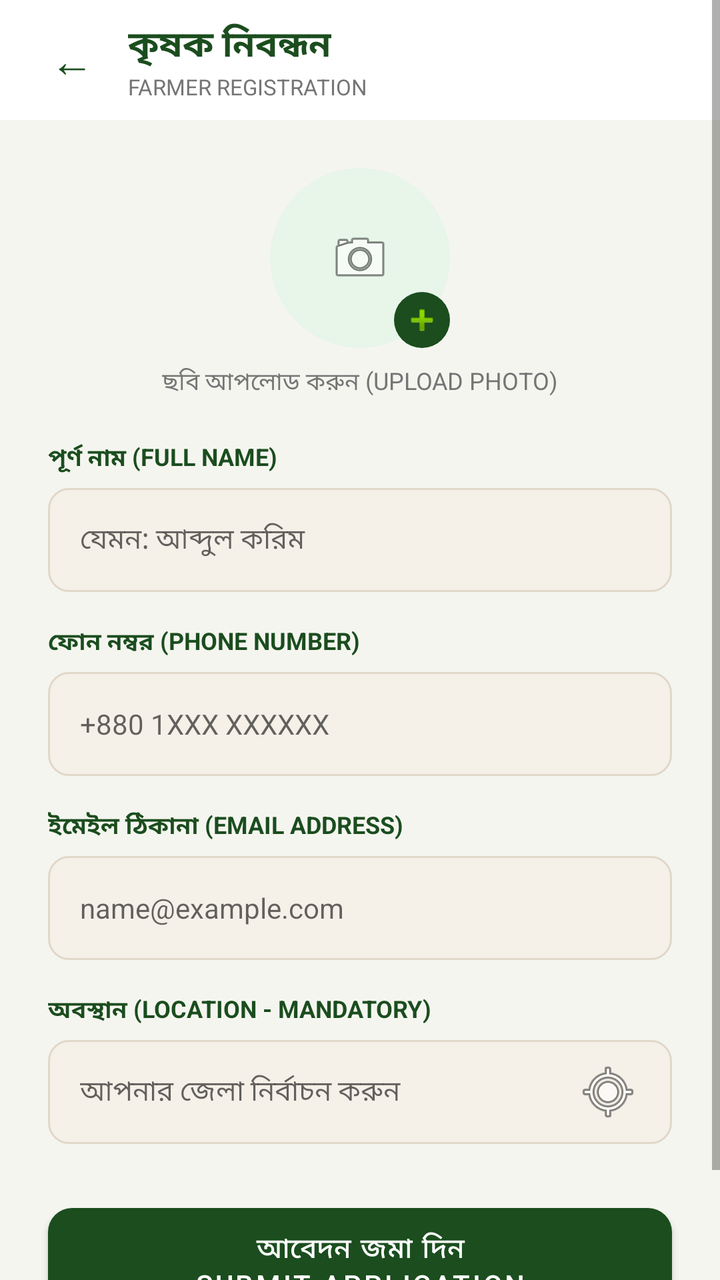
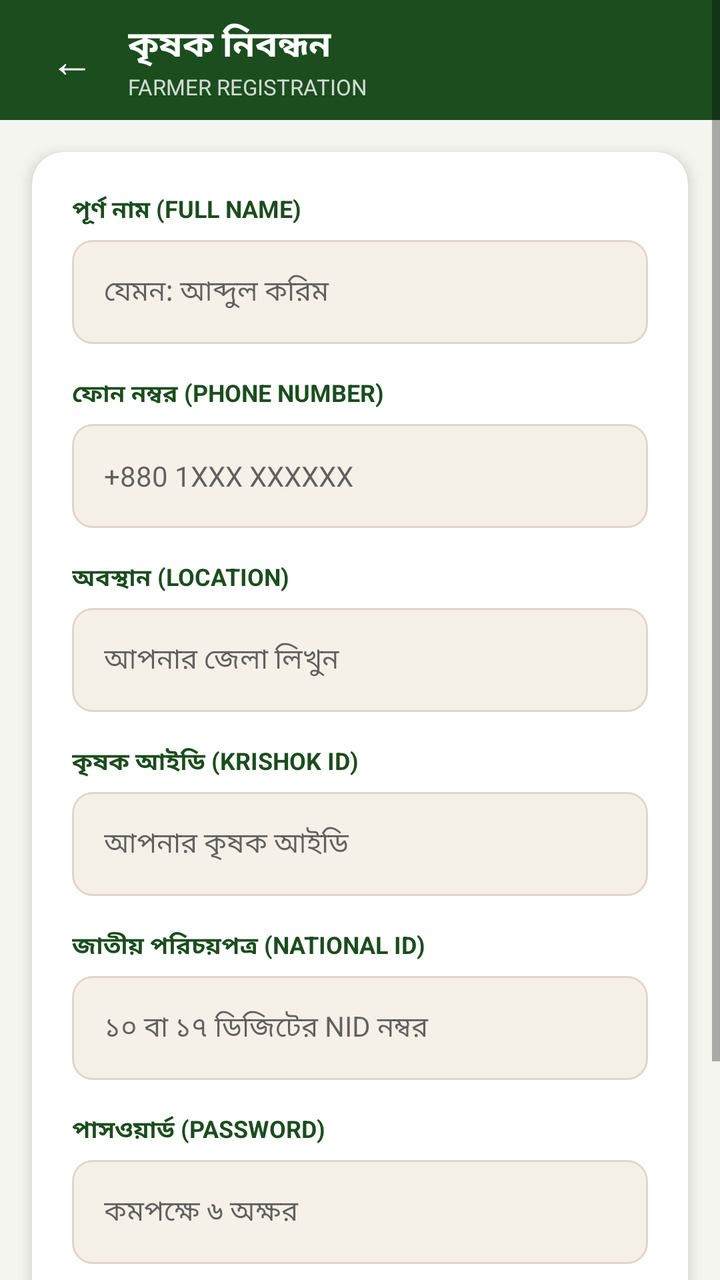

An Android layout rendered at two revisions. The XML below is the earlier revision; the diff shows what the commit changed to produce the second picture.
<!-- AndroidManifest.xml: application theme Theme.Uthsob3O -->
<!-- res/layout/activity_farmer_register.xml -->
<?xml version="1.0" encoding="utf-8"?>
<ScrollView
    xmlns:android="http://schemas.android.com/apk/res/android"
    xmlns:app="http://schemas.android.com/apk/res-auto"
    android:layout_width="match_parent"
    android:layout_height="match_parent"
    android:background="@color/off_white">

    <androidx.constraintlayout.widget.ConstraintLayout
        android:layout_width="match_parent"
        android:layout_height="wrap_content"
        android:paddingBottom="40dp">

        
        <LinearLayout
            android:id="@+id/top_bar"
            android:layout_width="match_parent"
            android:layout_height="60dp"
            android:orientation="horizontal"
            android:gravity="center_vertical"
            android:paddingStart="16dp"
            android:paddingEnd="16dp"
            android:background="@color/white"
            app:layout_constraintTop_toTopOf="parent">

            <TextView
                android:id="@+id/btn_back"
                android:layout_width="40dp"
                android:layout_height="40dp"
                android:text="←"
                android:textSize="22sp"
                android:textColor="@color/dark_green"
                android:gravity="center"/>

            <LinearLayout
                android:layout_width="0dp"
                android:layout_height="wrap_content"
                android:layout_weight="1"
                android:orientation="vertical"
                android:layout_marginStart="8dp">

                <TextView
                    android:layout_width="wrap_content"
                    android:layout_height="wrap_content"
                    android:text="কৃষক নিবন্ধন"
                    android:textColor="@color/dark_green"
                    android:textSize="18sp"
                    android:textStyle="bold"/>

                <TextView
                    android:layout_width="wrap_content"
                    android:layout_height="wrap_content"
                    android:text="FARMER REGISTRATION"
                    android:textColor="@color/gray"
                    android:textSize="11sp"/>
            </LinearLayout>
        </LinearLayout>

        
        <LinearLayout
            android:id="@+id/photo_section"
            android:layout_width="match_parent"
            android:layout_height="wrap_content"
            android:orientation="vertical"
            android:gravity="center"
            android:layout_marginTop="24dp"
            app:layout_constraintTop_toBottomOf="@id/top_bar">

            <FrameLayout
                android:layout_width="90dp"
                android:layout_height="90dp">

                <ImageView
                    android:id="@+id/profile_photo"
                    android:layout_width="90dp"
                    android:layout_height="90dp"
                    android:background="@drawable/bg_circle_icon"
                    android:src="@android:drawable/ic_menu_camera"
                    android:padding="20dp"
                    android:contentDescription="photo"
                    android:scaleType="centerInside"/>

                <ImageView
                    android:layout_width="28dp"
                    android:layout_height="28dp"
                    android:background="@drawable/bg_add_btn"
                    android:src="@android:drawable/ic_input_add"
                    android:padding="4dp"
                    android:contentDescription="add"
                    android:layout_gravity="bottom|end"/>
            </FrameLayout>

            <TextView
                android:layout_width="wrap_content"
                android:layout_height="wrap_content"
                android:text="ছবি আপলোড করুন (UPLOAD PHOTO)"
                android:textColor="@color/gray"
                android:textSize="12sp"
                android:layout_marginTop="8dp"/>
        </LinearLayout>

        

        
        <TextView
            android:id="@+id/label_name"
            android:layout_width="match_parent"
            android:layout_height="wrap_content"
            android:text="পূর্ণ নাম (FULL NAME)"
            android:textColor="@color/dark_green"
            android:textSize="12sp"
            android:textStyle="bold"
            android:paddingStart="24dp"
            android:layout_marginTop="20dp"
            app:layout_constraintTop_toBottomOf="@id/photo_section"
            app:layout_constraintStart_toStartOf="parent"/>

        <EditText
            android:id="@+id/et_name"
            android:layout_width="0dp"
            android:layout_height="52dp"
            android:hint="যেমন: আব্দুল করিম"
            android:background="@drawable/bg_input_field"
            android:paddingStart="16dp"
            android:paddingEnd="16dp"
            android:textSize="14sp"
            android:inputType="textPersonName"
            android:layout_marginStart="24dp"
            android:layout_marginEnd="24dp"
            android:layout_marginTop="6dp"
            app:layout_constraintTop_toBottomOf="@id/label_name"
            app:layout_constraintStart_toStartOf="parent"
            app:layout_constraintEnd_toEndOf="parent"/>

        
        <TextView
            android:id="@+id/label_phone"
            android:layout_width="match_parent"
            android:layout_height="wrap_content"
            android:text="ফোন নম্বর (PHONE NUMBER)"
            android:textColor="@color/dark_green"
            android:textSize="12sp"
            android:textStyle="bold"
            android:paddingStart="24dp"
            android:layout_marginTop="16dp"
            app:layout_constraintTop_toBottomOf="@id/et_name"
            app:layout_constraintStart_toStartOf="parent"/>

        <EditText
            android:id="@+id/et_phone"
            android:layout_width="0dp"
            android:layout_height="52dp"
            android:hint="+880 1XXX XXXXXX"
            android:background="@drawable/bg_input_field"
            android:paddingStart="16dp"
            android:paddingEnd="16dp"
            android:textSize="14sp"
            android:inputType="phone"
            android:layout_marginStart="24dp"
            android:layout_marginEnd="24dp"
            android:layout_marginTop="6dp"
            app:layout_constraintTop_toBottomOf="@id/label_phone"
            app:layout_constraintStart_toStartOf="parent"
            app:layout_constraintEnd_toEndOf="parent"/>

        
        <TextView
            android:id="@+id/label_email"
            android:layout_width="match_parent"
            android:layout_height="wrap_content"
            android:text="ইমেইল ঠিকানা (EMAIL ADDRESS)"
            android:textColor="@color/dark_green"
            android:textSize="12sp"
            android:textStyle="bold"
            android:paddingStart="24dp"
            android:layout_marginTop="16dp"
            app:layout_constraintTop_toBottomOf="@id/et_phone"
            app:layout_constraintStart_toStartOf="parent"/>

        <EditText
            android:id="@+id/et_email"
            android:layout_width="0dp"
            android:layout_height="52dp"
            android:hint="name@example.com"
            android:background="@drawable/bg_input_field"
            android:paddingStart="16dp"
            android:paddingEnd="16dp"
            android:textSize="14sp"
            android:inputType="textEmailAddress"
            android:layout_marginStart="24dp"
            android:layout_marginEnd="24dp"
            android:layout_marginTop="6dp"
            app:layout_constraintTop_toBottomOf="@id/label_email"
            app:layout_constraintStart_toStartOf="parent"
            app:layout_constraintEnd_toEndOf="parent"/>

        
        <TextView
            android:id="@+id/label_location"
            android:layout_width="match_parent"
            android:layout_height="wrap_content"
            android:text="অবস্থান (LOCATION - MANDATORY)"
            android:textColor="@color/dark_green"
            android:textSize="12sp"
            android:textStyle="bold"
            android:paddingStart="24dp"
            android:layout_marginTop="16dp"
            app:layout_constraintTop_toBottomOf="@id/et_email"
            app:layout_constraintStart_toStartOf="parent"/>

        <EditText
            android:id="@+id/et_location"
            android:layout_width="0dp"
            android:layout_height="52dp"
            android:hint="আপনার জেলা নির্বাচন করুন"
            android:background="@drawable/bg_input_field"
            android:paddingStart="16dp"
            android:paddingEnd="16dp"
            android:textSize="14sp"
            android:inputType="text"
            android:drawableEnd="@android:drawable/ic_menu_mylocation"
            android:layout_marginStart="24dp"
            android:layout_marginEnd="24dp"
            android:layout_marginTop="6dp"
            app:layout_constraintTop_toBottomOf="@id/label_location"
            app:layout_constraintStart_toStartOf="parent"
            app:layout_constraintEnd_toEndOf="parent"/>

        
        <Button
            android:id="@+id/btn_submit"
            android:layout_width="0dp"
            android:layout_height="56dp"
            android:text="আবেদন জমা দিন\nSUBMIT APPLICATION"
            android:textColor="@color/white"
            android:textSize="14sp"
            android:background="@drawable/btn_green_solid"
            android:layout_marginStart="24dp"
            android:layout_marginEnd="24dp"
            android:layout_marginTop="32dp"
            app:layout_constraintTop_toBottomOf="@id/et_location"
            app:layout_constraintStart_toStartOf="parent"
            app:layout_constraintEnd_toEndOf="parent"/>

    </androidx.constraintlayout.widget.ConstraintLayout>
</ScrollView>
<!-- resources referenced by this layout -->
<resources>
  <color name="dark_green">#1B4D1E</color>
  <color name="gray">#757575</color>
  <color name="off_white">#F5F5F0</color>
  <color name="white">#FFFFFF</color>
  <!-- drawable bg_add_btn (drawable) -->
  <?xml version="1.0" encoding="utf-8"?>
  <shape xmlns:android="http://schemas.android.com/apk/res/android"
      android:shape="oval">
      <solid android:color="#1B4D1E"/>
  </shape>
  <!-- drawable bg_circle_icon (drawable) -->
  <?xml version="1.0" encoding="utf-8"?>
  <shape xmlns:android="http://schemas.android.com/apk/res/android"
      android:shape="oval">
      <solid android:color="#E8F5E9"/>
  </shape>
  <!-- drawable bg_input_field (drawable) -->
  <?xml version="1.0" encoding="utf-8"?>
  <shape xmlns:android="http://schemas.android.com/apk/res/android"
      android:shape="rectangle">
      <solid android:color="#F5F0E8"/>
      <corners android:radius="10dp"/>
      <stroke android:width="1dp" android:color="#E0D8C8"/>
  </shape>
  <!-- drawable btn_green_solid (drawable) -->
  <?xml version="1.0" encoding="utf-8"?>
  <shape xmlns:android="http://schemas.android.com/apk/res/android"
      android:shape="rectangle">
      <solid android:color="#1B4D1E"/>
      <corners android:radius="12dp"/>
  </shape>
  <style name="Theme.Uthsob3O" parent="Theme.MaterialComponents.Light.NoActionBar">
          <item name="colorPrimary">@color/dark_green</item>
          <item name="colorPrimaryVariant">@color/bright_green</item>
          <item name="colorOnPrimary">@color/white</item>
          <item name="colorSecondary">@color/bright_green</item>
          <item name="android:windowBackground">@color/white</item>
          <item name="android:statusBarColor">@color/dark_green</item>
      </style>
  <color name="bright_green">#4CAF50</color>
</resources>

<!-- the commit's change to res/layout/activity_farmer_register.xml (unified diff, before → after) -->
@@ -20,7 +20,7 @@
             android:gravity="center_vertical"
             android:paddingStart="16dp"
             android:paddingEnd="16dp"
-            android:background="@color/white"
+            android:background="@color/dark_green"
             app:layout_constraintTop_toTopOf="parent">
 
             <TextView
@@ -29,7 +29,7 @@
                 android:layout_height="40dp"
                 android:text="←"
                 android:textSize="22sp"
-                android:textColor="@color/dark_green"
+                android:textColor="@color/white"
                 android:gravity="center"/>
 
             <LinearLayout
@@ -43,7 +43,7 @@
                     android:layout_width="wrap_content"
                     android:layout_height="wrap_content"
                     android:text="কৃষক নিবন্ধন"
-                    android:textColor="@color/dark_green"
+                    android:textColor="@color/white"
                     android:textSize="18sp"
                     android:textStyle="bold"/>
 
@@ -51,196 +51,106 @@
                     android:layout_width="wrap_content"
                     android:layout_height="wrap_content"
                     android:text="FARMER REGISTRATION"
-                    android:textColor="@color/gray"
+                    android:textColor="#CCFFFFFF"
                     android:textSize="11sp"/>
             </LinearLayout>
         </LinearLayout>
 
         
-        <LinearLayout
-            android:id="@+id/photo_section"
-            android:layout_width="match_parent"
+        <androidx.cardview.widget.CardView
+            android:id="@+id/form_card"
+            android:layout_width="0dp"
             android:layout_height="wrap_content"
-            android:orientation="vertical"
-            android:gravity="center"
-            android:layout_marginTop="24dp"
-            app:layout_constraintTop_toBottomOf="@id/top_bar">
+            android:layout_marginStart="16dp"
+            android:layout_marginEnd="16dp"
+            android:layout_marginTop="16dp"
+            app:cardCornerRadius="16dp"
+            app:cardElevation="4dp"
+            app:cardBackgroundColor="@color/white"
+            app:layout_constraintTop_toBottomOf="@id/top_bar"
+            app:layout_constraintStart_toStartOf="parent"
+            app:layout_constraintEnd_toEndOf="parent">
 
-            <FrameLayout
-                android:layout_width="90dp"
-                android:layout_height="90dp">
+            <LinearLayout
+                android:layout_width="match_parent"
+                android:layout_height="wrap_content"
+                android:orientation="vertical"
+                android:padding="20dp">
 
-                <ImageView
-                    android:id="@+id/profile_photo"
-                    android:layout_width="90dp"
-                    android:layout_height="90dp"
-                    android:background="@drawable/bg_circle_icon"
-                    android:src="@android:drawable/ic_menu_camera"
-                    android:padding="20dp"
-                    android:contentDescription="photo"
-                    android:scaleType="centerInside"/>
+                
+                <TextView android:layout_width="wrap_content" android:layout_height="wrap_content"
+                    android:text="পূর্ণ নাম (FULL NAME)" android:textColor="@color/dark_green"
+                    android:textSize="12sp" android:textStyle="bold" android:layout_marginBottom="6dp"/>
+                <EditText android:id="@+id/et_name" android:layout_width="match_parent"
+                    android:layout_height="52dp" android:hint="যেমন: আব্দুল করিম"
+                    android:background="@drawable/bg_input_field" android:paddingStart="16dp"
+                    android:paddingEnd="16dp" android:inputType="textPersonName"
+                    android:textSize="14sp" android:layout_marginBottom="16dp"/>
 
-                <ImageView
-                    android:layout_width="28dp"
-                    android:layout_height="28dp"
-                    android:background="@drawable/bg_add_btn"
-                    android:src="@android:drawable/ic_input_add"
-                    android:padding="4dp"
-                    android:contentDescription="add"
-                    android:layout_gravity="bottom|end"/>
-            </FrameLayout>
+                
+                <TextView android:layout_width="wrap_content" android:layout_height="wrap_content"
+                    android:text="ফোন নম্বর (PHONE NUMBER)" android:textColor="@color/dark_green"
+                    android:textSize="12sp" android:textStyle="bold" android:layout_marginBottom="6dp"/>
+                <EditText android:id="@+id/et_phone" android:layout_width="match_parent"
+                    android:layout_height="52dp" android:hint="+880 1XXX XXXXXX"
+                    android:background="@drawable/bg_input_field" android:paddingStart="16dp"
+                    android:paddingEnd="16dp" android:inputType="phone"
+                    android:textSize="14sp" android:layout_marginBottom="16dp"/>
 
-            <TextView
-                android:layout_width="wrap_content"
-                android:layout_height="wrap_content"
-                android:text="ছবি আপলোড করুন (UPLOAD PHOTO)"
-                android:textColor="@color/gray"
-                android:textSize="12sp"
-                android:layout_marginTop="8dp"/>
-        </LinearLayout>
+                
+                <TextView android:layout_width="wrap_content" android:layout_height="wrap_content"
+                    android:text="অবস্থান (LOCATION)" android:textColor="@color/dark_green"
+                    android:textSize="12sp" android:textStyle="bold" android:layout_marginBottom="6dp"/>
+                <EditText android:id="@+id/et_location" android:layout_width="match_parent"
+                    android:layout_height="52dp" android:hint="আপনার জেলা লিখুন"
+                    android:background="@drawable/bg_input_field" android:paddingStart="16dp"
+                    android:paddingEnd="16dp" android:inputType="text"
+                    android:textSize="14sp" android:layout_marginBottom="16dp"/>
 
-        
+                
+                <TextView android:layout_width="wrap_content" android:layout_height="wrap_content"
+                    android:text="কৃষক আইডি (KRISHOK ID)" android:textColor="@color/dark_green"
+                    android:textSize="12sp" android:textStyle="bold" android:layout_marginBottom="6dp"/>
+                <EditText android:id="@+id/et_krishok_id" android:layout_width="match_parent"
+                    android:layout_height="52dp" android:hint="আপনার কৃষক আইডি"
+                    android:background="@drawable/bg_input_field" android:paddingStart="16dp"
+                    android:paddingEnd="16dp" android:inputType="text"
+                    android:textSize="14sp" android:layout_marginBottom="16dp"/>
 
-        
-        <TextView
-            android:id="@+id/label_name"
-            android:layout_width="match_parent"
-            android:layout_height="wrap_content"
-            android:text="পূর্ণ নাম (FULL NAME)"
-            android:textColor="@color/dark_green"
-            android:textSize="12sp"
-            android:textStyle="bold"
-            android:paddingStart="24dp"
-            android:layout_marginTop="20dp"
-            app:layout_constraintTop_toBottomOf="@id/photo_section"
-            app:layout_constraintStart_toStartOf="parent"/>
+                
+                <TextView android:layout_width="wrap_content" android:layout_height="wrap_content"
+                    android:text="জাতীয় পরিচয়পত্র (NATIONAL ID)" android:textColor="@color/dark_green"
+                    android:textSize="12sp" android:textStyle="bold" android:layout_marginBottom="6dp"/>
+                <EditText android:id="@+id/et_national_id" android:layout_width="match_parent"
+                    android:layout_height="52dp" android:hint="১০ বা ১৭ ডিজিটের NID নম্বর"
+                    android:background="@drawable/bg_input_field" android:paddingStart="16dp"
+                    android:paddingEnd="16dp" android:inputType="number"
+                    android:textSize="14sp" android:layout_marginBottom="16dp"/>
 
-        <EditText
-            android:id="@+id/et_name"
-            android:layout_width="0dp"
-            android:layout_height="52dp"
-            android:hint="যেমন: আব্দুল করিম"
-            android:background="@drawable/bg_input_field"
-            android:paddingStart="16dp"
-            android:paddingEnd="16dp"
-            android:textSize="14sp"
-            android:inputType="textPersonName"
-            android:layout_marginStart="24dp"
-            android:layout_marginEnd="24dp"
-            android:layout_marginTop="6dp"
-            app:layout_constraintTop_toBottomOf="@id/label_name"
-            app:layout_constraintStart_toStartOf="parent"
-            app:layout_constraintEnd_toEndOf="parent"/>
+                
+                <TextView android:layout_width="wrap_content" android:layout_height="wrap_content"
+                    android:text="পাসওয়ার্ড (PASSWORD)" android:textColor="@color/dark_green"
+                    android:textSize="12sp" android:textStyle="bold" android:layout_marginBottom="6dp"/>
+                <EditText android:id="@+id/et_password" android:layout_width="match_parent"
+                    android:layout_height="52dp" android:hint="কমপক্ষে ৬ অক্ষর"
+                    android:background="@drawable/bg_input_field" android:paddingStart="16dp"
+                    android:paddingEnd="16dp" android:inputType="textPassword"
+                    android:textSize="14sp" android:layout_marginBottom="24dp"/>
 
-        
-        <TextView
-            android:id="@+id/label_phone"
-            android:layout_width="match_parent"
-            android:layout_height="wrap_content"
-            android:text="ফোন নম্বর (PHONE NUMBER)"
-            android:textColor="@color/dark_green"
-            android:textSize="12sp"
-            android:textStyle="bold"
-            android:paddingStart="24dp"
-            android:layout_marginTop="16dp"
-            app:layout_constraintTop_toBottomOf="@id/et_name"
-            app:layout_constraintStart_toStartOf="parent"/>
+                
+                <ProgressBar android:id="@+id/progress_bar" android:layout_width="wrap_content"
+                    android:layout_height="wrap_content" android:layout_gravity="center"
+                    android:visibility="gone" android:indeterminateTint="@color/dark_green"
+                    android:layout_marginBottom="8dp"/>
 
-        <EditText
-            android:id="@+id/et_phone"
-            android:layout_width="0dp"
-            android:layout_height="52dp"
-            android:hint="+880 1XXX XXXXXX"
-            android:background="@drawable/bg_input_field"
-            android:paddingStart="16dp"
-            android:paddingEnd="16dp"
-            android:textSize="14sp"
-            android:inputType="phone"
-            android:layout_marginStart="24dp"
-            android:layout_marginEnd="24dp"
-            android:layout_marginTop="6dp"
-            app:layout_constraintTop_toBottomOf="@id/label_phone"
-            app:layout_constraintStart_toStartOf="parent"
-            app:layout_constraintEnd_toEndOf="parent"/>
+                
+                <Button android:id="@+id/btn_submit" android:layout_width="match_parent"
+                    android:layout_height="56dp" android:text="আবেদন জমা দিন | SUBMIT"
+                    android:textColor="@color/white" android:textSize="14sp"
+                    android:background="@drawable/btn_green_solid"/>
 
-        
-        <TextView
-            android:id="@+id/label_email"
-            android:layout_width="match_parent"
-            android:layout_height="wrap_content"
-            android:text="ইমেইল ঠিকানা (EMAIL ADDRESS)"
-            android:textColor="@color/dark_green"
-            android:textSize="12sp"
-            android:textStyle="bold"
-            android:paddingStart="24dp"
-            android:layout_marginTop="16dp"
-            app:layout_constraintTop_toBottomOf="@id/et_phone"
-            app:layout_constraintStart_toStartOf="parent"/>
-
-        <EditText
-            android:id="@+id/et_email"
-            android:layout_width="0dp"
-            android:layout_height="52dp"
-            android:hint="name@example.com"
-            android:background="@drawable/bg_input_field"
-            android:paddingStart="16dp"
-            android:paddingEnd="16dp"
-            android:textSize="14sp"
-            android:inputType="textEmailAddress"
-            android:layout_marginStart="24dp"
-            android:layout_marginEnd="24dp"
-            android:layout_marginTop="6dp"
-            app:layout_constraintTop_toBottomOf="@id/label_email"
-            app:layout_constraintStart_toStartOf="parent"
-            app:layout_constraintEnd_toEndOf="parent"/>
-
-        
-        <TextView
-            android:id="@+id/label_location"
-            android:layout_width="match_parent"
-            android:layout_height="wrap_content"
-            android:text="অবস্থান (LOCATION - MANDATORY)"
-            android:textColor="@color/dark_green"
-            android:textSize="12sp"
-            android:textStyle="bold"
-            android:paddingStart="24dp"
-            android:layout_marginTop="16dp"
-            app:layout_constraintTop_toBottomOf="@id/et_email"
-            app:layout_constraintStart_toStartOf="parent"/>
-
-        <EditText
-            android:id="@+id/et_location"
-            android:layout_width="0dp"
-            android:layout_height="52dp"
-            android:hint="আপনার জেলা নির্বাচন করুন"
-            android:background="@drawable/bg_input_field"
-            android:paddingStart="16dp"
-            android:paddingEnd="16dp"
-            android:textSize="14sp"
-            android:inputType="text"
-            android:drawableEnd="@android:drawable/ic_menu_mylocation"
-            android:layout_marginStart="24dp"
-            android:layout_marginEnd="24dp"
-            android:layout_marginTop="6dp"
-            app:layout_constraintTop_toBottomOf="@id/label_location"
-            app:layout_constraintStart_toStartOf="parent"
-            app:layout_constraintEnd_toEndOf="parent"/>
-
-        
-        <Button
-            android:id="@+id/btn_submit"
-            android:layout_width="0dp"
-            android:layout_height="56dp"
-            android:text="আবেদন জমা দিন\nSUBMIT APPLICATION"
-            android:textColor="@color/white"
-            android:textSize="14sp"
-            android:background="@drawable/btn_green_solid"
-            android:layout_marginStart="24dp"
-            android:layout_marginEnd="24dp"
-            android:layout_marginTop="32dp"
-            app:layout_constraintTop_toBottomOf="@id/et_location"
-            app:layout_constraintStart_toStartOf="parent"
-            app:layout_constraintEnd_toEndOf="parent"/>
+            </LinearLayout>
+        </androidx.cardview.widget.CardView>
 
     </androidx.constraintlayout.widget.ConstraintLayout>
 </ScrollView>
<!-- resource entries referenced after the edit -->
@@ -1,21 +1,8 @@
 <!-- resources referenced by this layout -->
 <resources>
   <color name="dark_green">#1B4D1E</color>
-  <color name="gray">#757575</color>
   <color name="off_white">#F5F5F0</color>
   <color name="white">#FFFFFF</color>
-  <!-- drawable bg_add_btn (drawable) -->
-  <?xml version="1.0" encoding="utf-8"?>
-  <shape xmlns:android="http://schemas.android.com/apk/res/android"
-      android:shape="oval">
-      <solid android:color="#1B4D1E"/>
-  </shape>
-  <!-- drawable bg_circle_icon (drawable) -->
-  <?xml version="1.0" encoding="utf-8"?>
-  <shape xmlns:android="http://schemas.android.com/apk/res/android"
-      android:shape="oval">
-      <solid android:color="#E8F5E9"/>
-  </shape>
   <!-- drawable bg_input_field (drawable) -->
   <?xml version="1.0" encoding="utf-8"?>
   <shape xmlns:android="http://schemas.android.com/apk/res/android"
